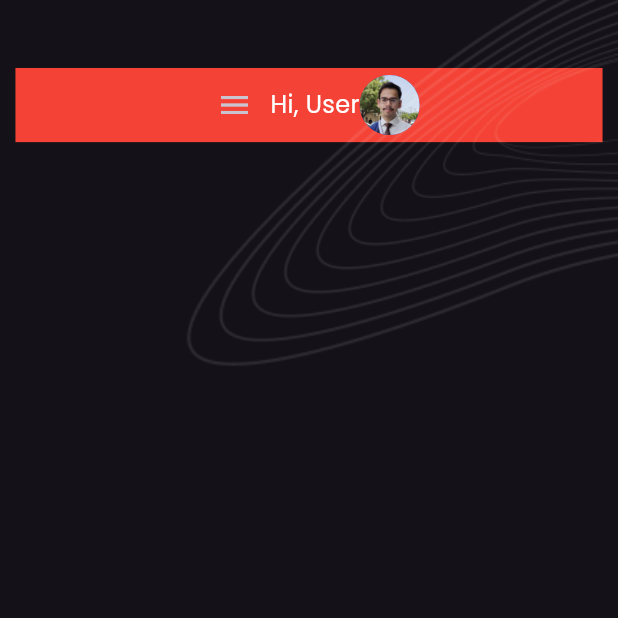
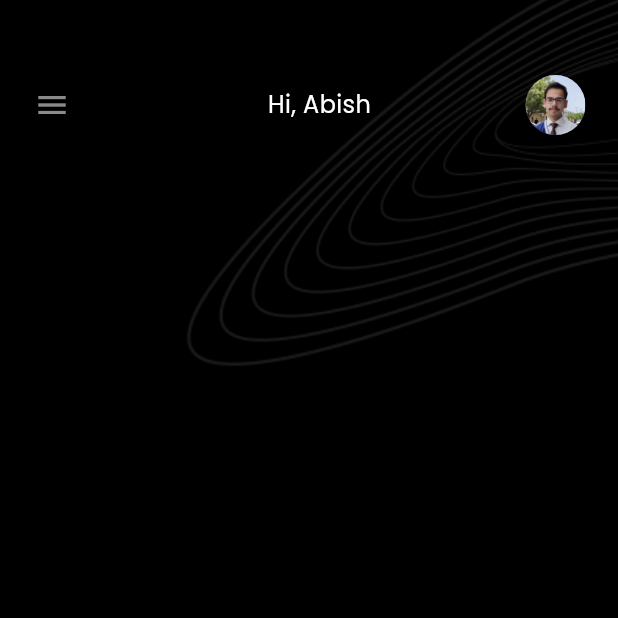
Before and after one commit to abishbaig/Emotiease, a Flutter app: the HomePage screen opened by its route, on a phone screen of 412 x 824 dp, the top half of it. Run offline on Flutter 3.47's test engine with Material 3 defaults, Android fonts, the phone set to English and light mode, and no system bars.

Commit message:
Develop App Bar

```diff
--- a/lib/main.dart
+++ b/lib/main.dart
@@ -48,7 +48,7 @@ class MyApp extends StatelessWidget {
         AppRoutes.startingScreen: (context) => const StartingScreen(),
         AppRoutes.signInScreen: (context) => const SignInScreen(),
         AppRoutes.signUpScreen: (context) => const SignUpScreen(),
-        AppRoutes.homeScreen: (context) => const HomePage(),
+        AppRoutes.homeScreen: (context) => HomePage(),
       },
     );
   }
--- a/lib/pages/home_page.dart
+++ b/lib/pages/home_page.dart
@@ -1,16 +1,19 @@
 import 'package:flutter/material.dart';
 
 class HomePage extends StatelessWidget {
-  const HomePage({super.key});
-  final String userName = "User";
+  HomePage({super.key});
+  final String userName = "Abish";
+  final GlobalKey<ScaffoldState> _scaffoldKey = GlobalKey<ScaffoldState>();
 
   @override
   Widget build(BuildContext context) {
     final screenHeight =
         MediaQuery.of(context).size.height; // For dynamic height
     final screenWidth = MediaQuery.of(context).size.width; // For dynamic width
-    return Material(
-      child: SingleChildScrollView(
+    return Scaffold(
+      key: _scaffoldKey,
+      drawer: const Drawer(),
+      body: SingleChildScrollView(
         child: Container(
           width: screenWidth,
           height: screenHeight,
@@ -27,34 +30,52 @@ class HomePage extends StatelessWidget {
   }
 
   Widget _appBar(double screenWidth, double screenHeight) {
-    return Container(
+    return SingleChildScrollView(
+      scrollDirection: Axis.horizontal,
+      child: Container(
         margin: EdgeInsets.symmetric(
             vertical: screenHeight * 0.055, horizontal: screenWidth * 0.025),
-      color: Colors.red,
+        color: Colors.transparent,
         width: screenWidth,
         height: screenHeight * 0.06,
         child: Row(
-        mainAxisAlignment: MainAxisAlignment.center,
-        mainAxisSize: MainAxisSize.max,
           children: [
-          DrawerButton(
-            onPressed: () {
-              const Drawer(
-                backgroundColor: Color.fromRGBO(10, 10, 10, 1),
-              );
+            Padding(
+              padding: EdgeInsets.only(left: screenWidth * 0.03),
+              child: GestureDetector(
+                onTap: () {
+                  _scaffoldKey.currentState?.openDrawer();
                 },
+                child: Container(
+                  decoration: BoxDecoration(
+                    color: Colors.black26,
+                    borderRadius: BorderRadius.circular(10),
                   ),
-          Text(
+                  child: const Icon(
+                    Icons.menu,
+                    color: Colors.white54,
+                  ),
+                ),
+              ),
+            ),
+            Padding(
+              padding: EdgeInsets.only(left: screenWidth * 0.32),
+              child: Text(
                 "Hi, $userName",
                 style: const TextStyle(
                   color: Colors.white,
                   fontSize: 16,
                 ),
               ),
-          const CircleAvatar(
+            ),
+            Padding(
+              padding: EdgeInsets.only(left: screenWidth * 0.25),
+              child: const CircleAvatar(
                 backgroundImage: AssetImage("assets/images/userImg.jpg"),
               ),
+            ),
           ],
+        ),
       ),
     );
   }
--- a/lib/pages/signin_screen.dart
+++ b/lib/pages/signin_screen.dart
@@ -224,7 +224,7 @@ class _SignInScreenState extends State<SignInScreen> {
 
       //TODOs : Have to Setup Screen Navigation for "Home page"
       await Navigator.pushReplacement(
-          context, MaterialPageRoute(builder: (context) => const HomePage()));
+          context, MaterialPageRoute(builder: (context) => HomePage()));
       setState(() {
         changeButton = false;
       });
```
Lines whose indentation alone changed are shown as unchanged.
